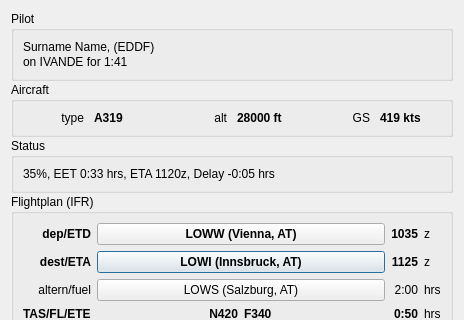
The window that QuteScoop/src/PilotDetails.ui (qutescoop/qutescoop) describes before a commit, drawn with Qt 5; both pictures show x 0 to 464 and y 0 to 320 of the 464 by 635 pixel window.
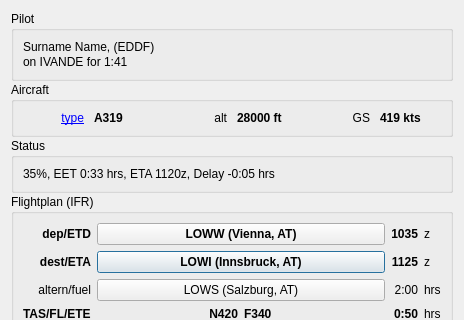
The same window after the commit. Icons and pictures are not drawn.

Patch:
```diff
--- a/QuteScoop/src/PilotDetails.ui
+++ b/QuteScoop/src/PilotDetails.ui
@@ -73,7 +73,7 @@
            <string>aircraft type</string>
           </property>
           <property name="text">
-           <string>type</string>
+           <string>&lt;a href=&quot;http://www.icao.int/anb/ais/8643/index.cfm&quot;&gt;type&lt;/a&gt;</string>
           </property>
           <property name="alignment">
            <set>Qt::AlignRight|Qt::AlignTrailing|Qt::AlignVCenter</set>
```
Left out of the diff: 51 changed lines with no effect on the pictures.
